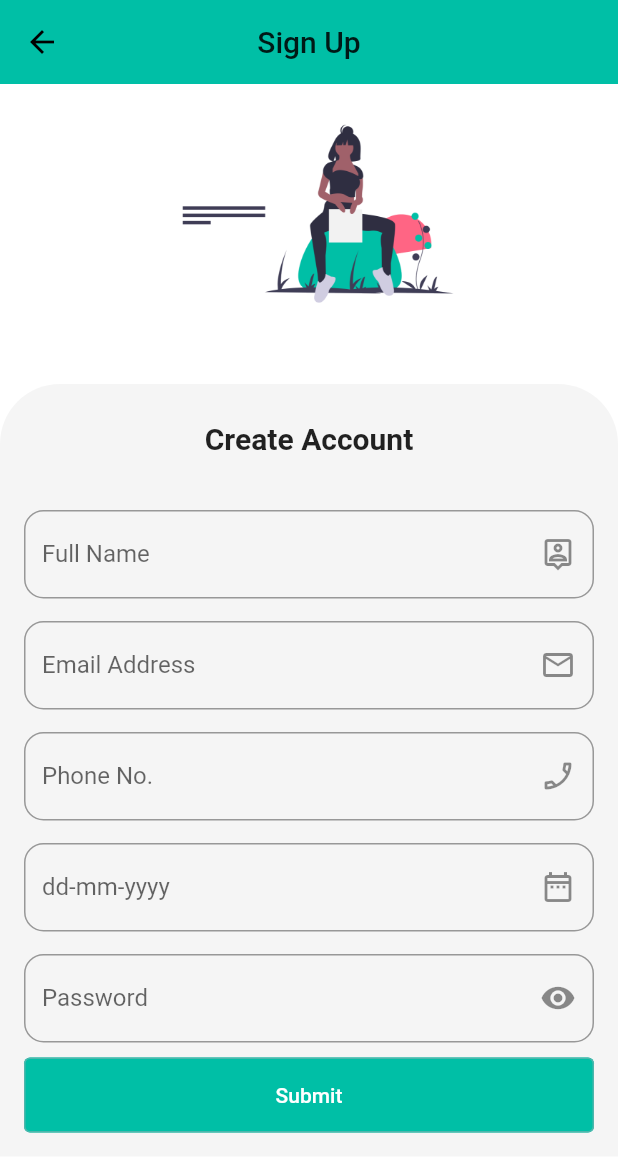
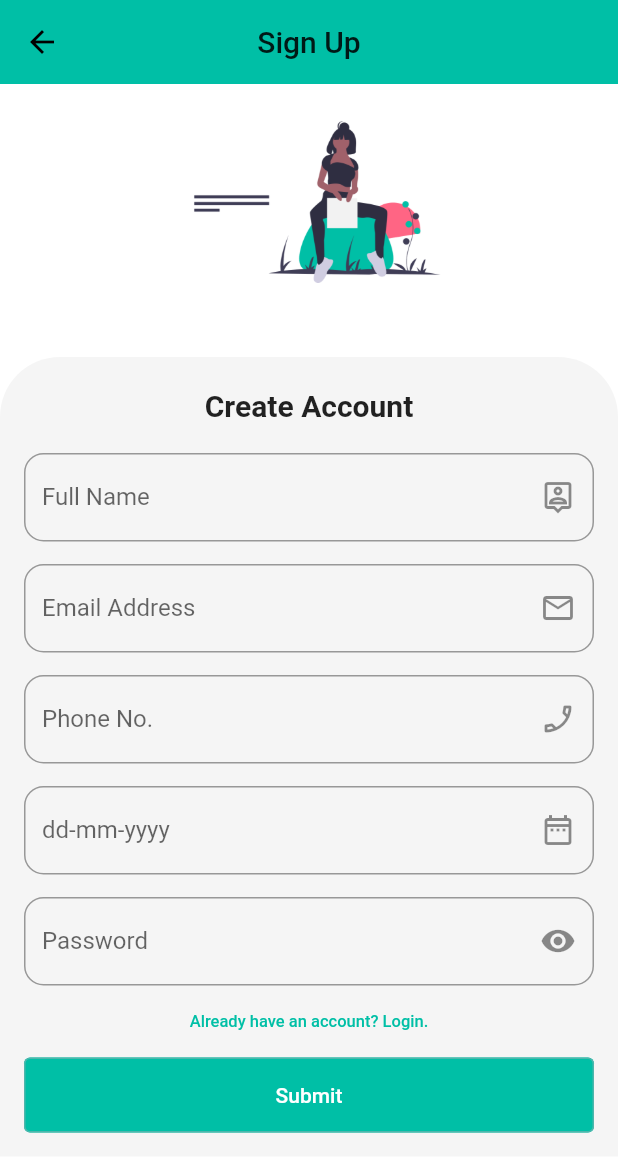
Before and after one commit to tungondugi/loginAppProvider, a Flutter app: the SignUp screen opened directly, on a phone screen of 412 x 824 dp. Shown: the top 1172 px of the screen. Run offline on Flutter 3.47's test engine with Material 2 defaults, Android fonts, the phone set to English and light mode, and no system bars.

Commit message:
Added 'Already have an account? Login' TextButton

```diff
--- a/loginAppProvider/lib/signupUI.dart
+++ b/loginAppProvider/lib/signupUI.dart
@@ -1,5 +1,6 @@
 import 'package:flutter/material.dart';
 import 'package:flutter/services.dart';
+import 'package:loginAppProvider/signinUI.dart';
 
 class SignUp extends StatelessWidget {
   Widget build(BuildContext context) {
@@ -14,7 +15,7 @@ class SignUp extends StatelessWidget {
         children: <Widget>[
           Container(
             /// [Image Container widget]
-            height: 400 / 2,
+            height: 364 / 2,
             decoration: BoxDecoration(
               image: DecorationImage(
                 alignment: Alignment.bottomCenter,
@@ -40,7 +41,7 @@ class SignUp extends StatelessWidget {
               /// [Column Form widget]
               children: <Widget>[
                 SizedBox(
-                  height: 9,
+                  height: 5,
                 ),
                 Text(
                   /// [Intro Text widget]
@@ -52,7 +53,7 @@ class SignUp extends StatelessWidget {
                   ),
                 ),
                 SizedBox(
-                  height: 36,
+                  height: 20,
                 ),
                 TextField(
                   /// [Full Name TextField widget]
@@ -145,8 +146,22 @@ class SignUp extends StatelessWidget {
                     // TODO://Implement some functions here
                   },
                 ),
-                SizedBox(
-                  height: 10,
+                TextButton(
+                  child: Text(
+                    "Already have an account? Login.",
+                    style: TextStyle(
+                      fontSize: 11,
+                    ),
+                  ),
+                  onPressed: () {
+                    //redirecting to SignIN() page
+                    Navigator.push(
+                      context,
+                      MaterialPageRoute(
+                        builder: (context) => SignIn(),
+                      ),
+                    );
+                  },
                 ),
                 SizedBox(
                   height: 50,
```
